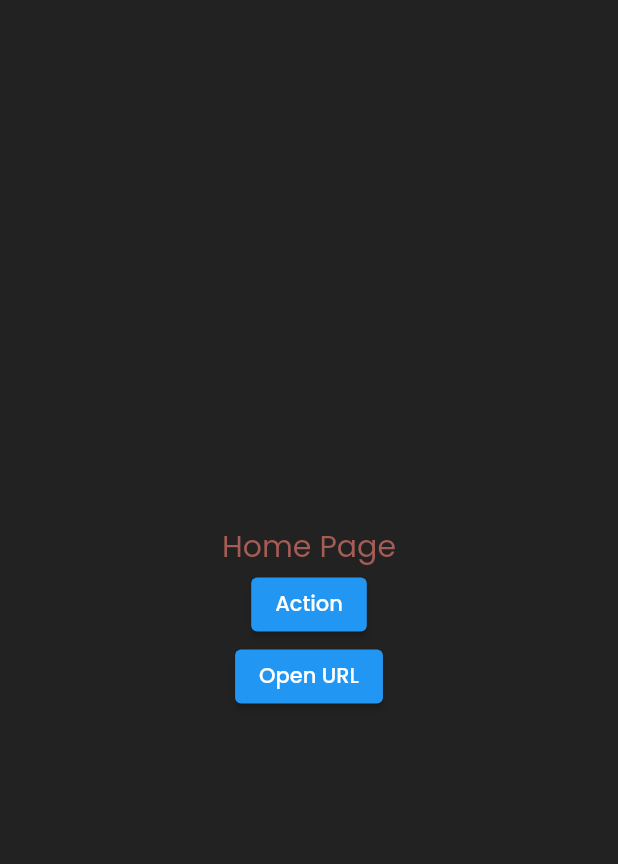
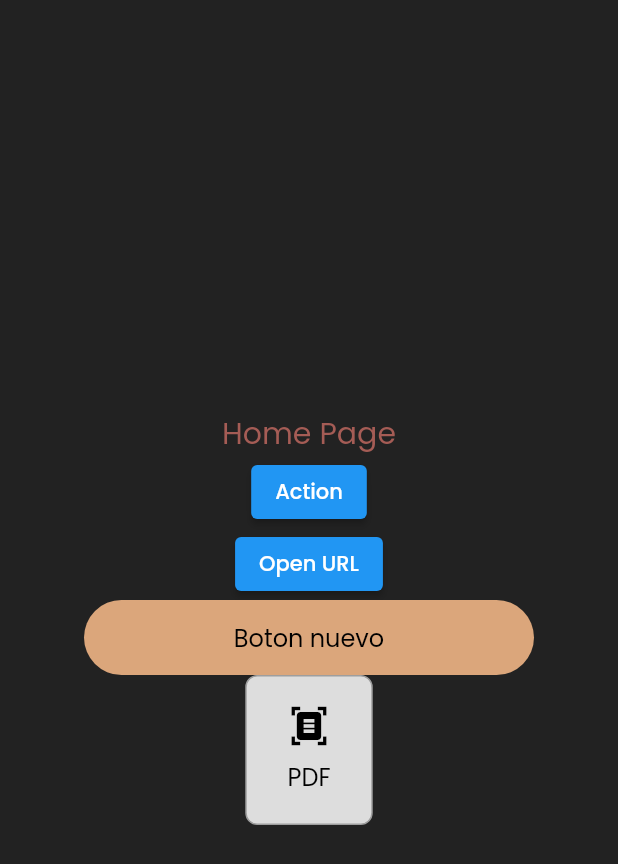
Before and after one commit to Choice-AG/note_app, a Flutter app: the screen it shows after launch, on a phone screen of 412 x 824 dp. Shown: the top 864 px of the screen. Run offline on Flutter 3.47's test engine with Material 2 defaults, Android fonts, the phone set to English and light mode, and no system bars; our stand-ins replace google_fonts, shared_preferences.

Commit message:
buttons done

```diff
--- a/lib/ui/pages/home_page.dart
+++ b/lib/ui/pages/home_page.dart
@@ -1,5 +1,7 @@
 import 'package:flutter/material.dart';
 import 'package:note_app/core/controllers/theme_controller.dart';
+import 'package:note_app/ui/widgets/buttons/card_button.dart';
+import 'package:note_app/ui/widgets/buttons/simple_buttons.dart';
 import 'package:url_launcher/url_launcher.dart';
 
 GlobalKey<ScaffoldState> homePageKey = GlobalKey<ScaffoldState>();
@@ -39,6 +41,14 @@ class HomePage extends StatelessWidget {
                     }
                   },
                 ),
+                MediumButton(
+                  title: "Boton nuevo",
+                  onTap: () {},
+                ),
+                const CardButton(
+                  title: "PDF",
+                  icon: Icons.document_scanner,
+                )
               ],
             ));
       },
--- /dev/null
+++ b/lib/ui/widgets/buttons/card_button.dart
@@ -0,0 +1,41 @@
+import 'package:note_app/core/controllers/theme_controller.dart';
+import 'package:flutter/material.dart';
+
+class CardButton extends StatelessWidget {
+  final String title;
+  final bool primaryColor;
+  final IconData? icon;
+  final Function()? onTap;
+  const CardButton({Key? key, this.title = "", this.primaryColor = true, this.onTap, this.icon}) : super(key: key);
+
+  Color getColor() {
+    return ThemeController.instance.background();
+  }
+
+  Color getColorText() {
+    return ThemeController.instance.brightnessValue ? Colors.black : Colors.white;
+  }
+
+  @override
+  Widget build(BuildContext context) {
+    return GestureDetector(
+      onTap: onTap,
+      child: Container(
+        width: 85,
+        height: 100,
+        decoration: BoxDecoration(border: Border.all(color: Colors.grey), color: getColor(), borderRadius: BorderRadius.circular(8)),
+        child: Column(
+          mainAxisAlignment: MainAxisAlignment.center,
+          children: [
+            icon != null ? Icon(icon, size: 28, color: getColorText()) : const SizedBox(),
+            const SizedBox(height: 8),
+            Text(
+              title,
+              style: TextStyle(color: getColorText(), fontSize: 16),
+            )
+          ],
+        ),
+      ),
+    );
+  }
+}
--- /dev/null
+++ b/lib/ui/widgets/buttons/simple_buttons.dart
@@ -0,0 +1,41 @@
+import 'package:flutter/material.dart';
+import 'package:note_app/core/controllers/theme_controller.dart';
+
+class MediumButton extends StatelessWidget {
+  const MediumButton({Key? key, this.icon, this.onTap, this.primaryColor = true, this.title}) : super(key: key);
+  final String? title;
+  final bool primaryColor;
+  final IconData? icon;
+  final Function? onTap;
+
+  Color getColor() {
+    return primaryColor ? ThemeController.instance.primaryButton() : ThemeController.instance.secondaryButton();
+  }
+
+  Color getColorText() {
+    return !ThemeController.instance.brightnessValue ? Colors.black : Colors.white;
+  }
+
+  @override
+  Widget build(BuildContext context) {
+    return Container(
+      width: 300,
+      height: 50,
+      decoration: BoxDecoration(
+        color: getColor(),
+        borderRadius: BorderRadius.circular(32),
+      ),
+      child: Row(
+        mainAxisAlignment: MainAxisAlignment.center,
+        children: [
+          icon != null ? Icon(icon) : const SizedBox(),
+          SizedBox(width: icon != null ? 8 : 0),
+          Text(
+            title != null ? title! : "",
+            style: TextStyle(color: getColorText(), fontSize: 16),
+          )
+        ],
+      ),
+    );
+  }
+}
```
